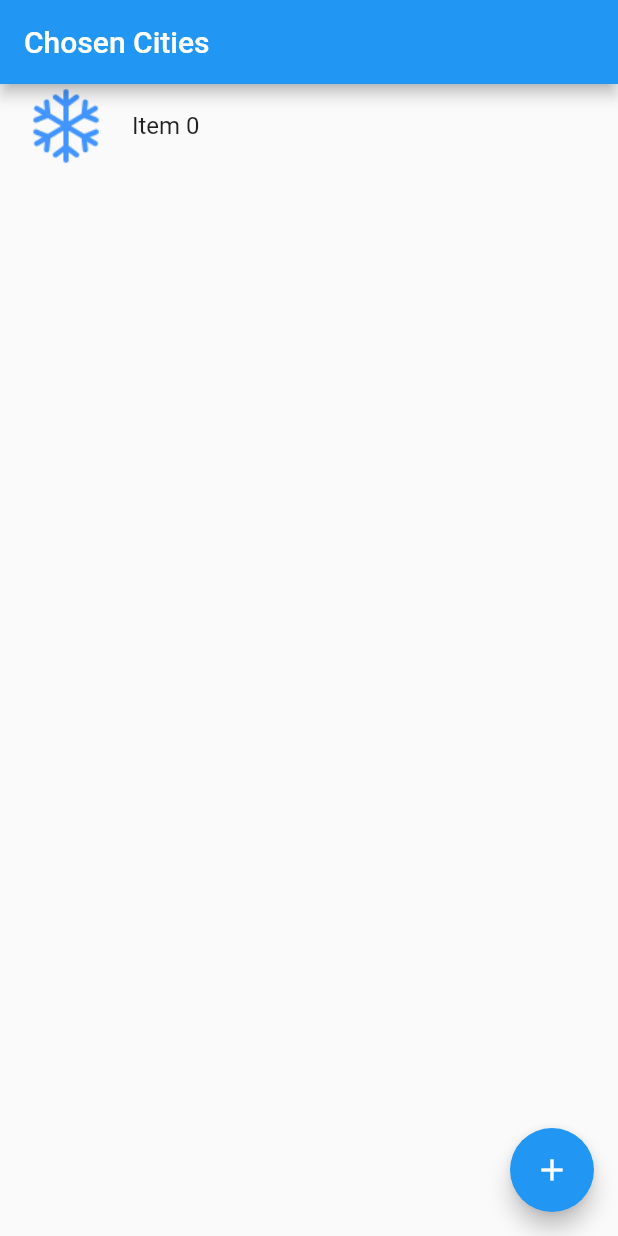
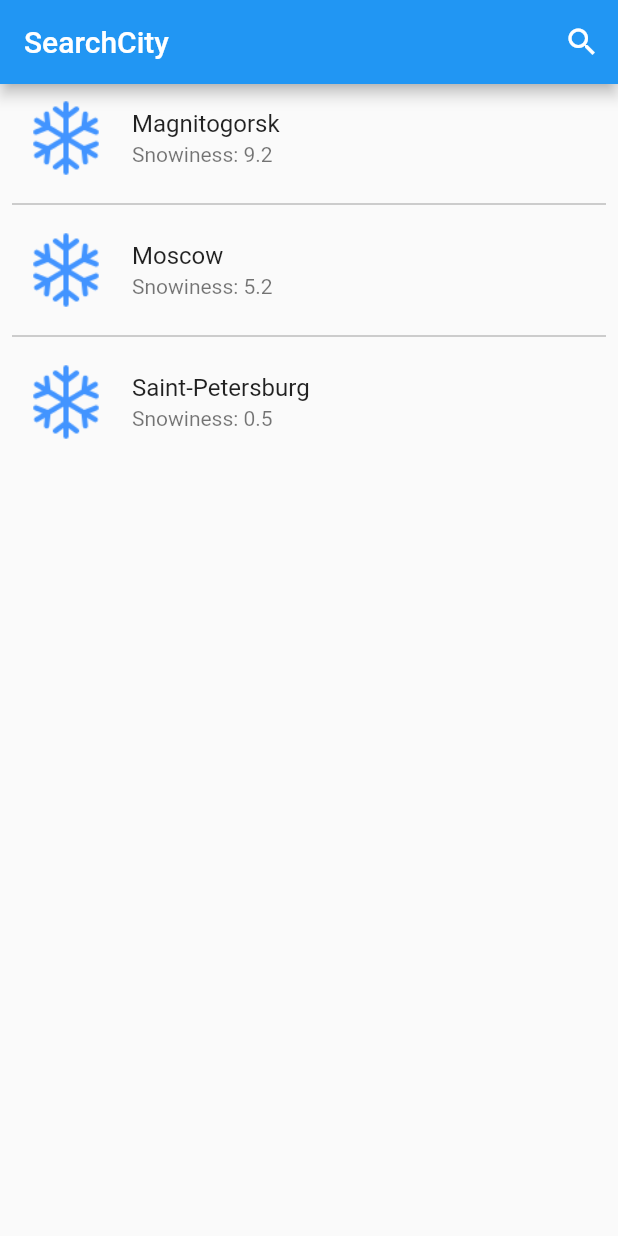
Before and after one commit to MaksimZotov/snow-indicator, a Flutter app: the screen it shows after launch, after a tap on the "add" icon, on a phone screen of 412 x 824 dp. Run offline on Flutter 3.47's test engine with Material 2 defaults, Android fonts, the phone set to English and light mode, and no system bars; our stand-ins replace image_picker.

Commit message:
adding cities

```diff
--- a/lib/domain/entities/city.dart
+++ b/lib/domain/entities/city.dart
@@ -1,4 +1,5 @@
 class City {
-  late final int snowiness;
-  City(this.snowiness);
+  final String name;
+  final double snowiness;
+  City(this.name, this.snowiness);
 }
--- a/lib/presenter/navigation/route_generator.dart
+++ b/lib/presenter/navigation/route_generator.dart
@@ -1,10 +1,13 @@
 import 'package:flutter/material.dart';
+import 'package:snow_indicator/domain/entities/city.dart';
 import 'package:snow_indicator/presenter/screens/chosen_cities_screen.dart';
 import 'package:snow_indicator/presenter/screens/city_info_screen.dart';
+import 'package:snow_indicator/presenter/screens/search_city_screen.dart';
 
 class Routes {
   static const String toChosenCities = 'toChosenCities';
   static const String toCityInfo = 'toCityInfo';
+  static const String toSearchCity = 'toSearchCity';
 }
 
 class RouteGenerator {
@@ -18,14 +21,18 @@ class RouteGenerator {
           builder: (ctx) => const ChosenCitiesWidget(),
         );
       case Routes.toCityInfo:
-        if (args is String) {
+        if (args is City) {
           return MaterialPageRoute(
             builder: (ctx) => CityInfoWidget(
-              title: args,
+              city: args,
             ),
           );
         }
         throw Exception("Incorrect type of args: ${args.runtimeType}");
+      case Routes.toSearchCity:
+        return MaterialPageRoute(
+          builder: (ctx) => const SearchCityWidget(),
+        );
     }
     throw Exception("Incorrect route: $route");
   }
--- a/lib/presenter/screens/chosen_cities_screen.dart
+++ b/lib/presenter/screens/chosen_cities_screen.dart
@@ -1,4 +1,5 @@
 import 'package:flutter/material.dart';
+import 'package:snow_indicator/domain/entities/city.dart';
 import 'package:snow_indicator/presenter/navigation/route_generator.dart';
 
 class ChosenCitiesWidget extends StatefulWidget {
@@ -10,20 +11,33 @@ class ChosenCitiesWidget extends StatefulWidget {
 
 class ChosenCitiesState extends State<ChosenCitiesWidget> {
   final GlobalKey<AnimatedListState> _listKey = GlobalKey<AnimatedListState>();
-  late final List<String> _items = [];
+  late final List<City> _cities = [];
 
-  void _addItem(String title) {
-    _listKey.currentState?.insertItem(_items.length);
+  Future _searchCity(BuildContext ctx) async {
+    final addedCity = await Navigator.of(ctx).pushNamed(
+      Routes.toSearchCity,
+    );
+    if (addedCity != null && addedCity is City?) {
+      _addCity(addedCity as City);
+    }
+  }
+
+  void _addCity(City city) {
+    _listKey.currentState?.insertItem(
+      _cities.length,
+    );
     setState(() {
-      _items.add(title);
+      _cities.add(city);
     });
   }
 
-  void _removeItem(int index) {
-    _listKey.currentState
-        ?.removeItem(index, (ctx, anim) => _slideItem(ctx, index, anim));
+  void _removeCity(int index) {
+    _listKey.currentState?.removeItem(
+      index,
+      (ctx, anim) => _getCityWidget(ctx, index, anim),
+    );
     setState(() {
-      _items.removeAt(index);
+      _cities.removeAt(index);
     });
   }
 
@@ -35,20 +49,20 @@ class ChosenCitiesState extends State<ChosenCitiesWidget> {
       ),
       body: AnimatedList(
         key: _listKey,
-        itemBuilder: (ctx, index, anim) => _slideItem(ctx, index, anim),
-        initialItemCount: _items.length,
+        itemBuilder: (ctx, index, anim) => _getCityWidget(ctx, index, anim),
+        initialItemCount: _cities.length,
       ),
       floatingActionButton: FloatingActionButton(
-        onPressed: () => _addItem("Item ${_items.length}"),
+        onPressed: () {
+          _searchCity(ctx);
+        },
         tooltip: 'Navigate to search_city_screen',
-        child: const Icon(
-          Icons.add,
-        ),
+        child: const Icon(Icons.add),
       ), // This trailing comma makes auto-formatting nicer for build methods.
     );
   }
 
-  Widget _slideItem(BuildContext ctx, int index, Animation anim) {
+  Widget _getCityWidget(BuildContext ctx, int index, Animation anim) {
     return SlideTransition(
       position: anim.drive(
         Tween(
@@ -57,15 +71,15 @@ class ChosenCitiesState extends State<ChosenCitiesWidget> {
         ),
       ),
       child: ListTile(
-        title: Text(_items[index]),
-        subtitle: index.isOdd ? const Text("subtitle") : null,
+        title: Text(_cities[index].name),
+        subtitle: Text("Snowiness: ${_cities[index].snowiness}"),
         leading: const Image(
           image: AssetImage('assets/images/snowflake.png'),
         ),
         onTap: () {
           Navigator.of(ctx).pushNamed(
             Routes.toCityInfo,
-            arguments: _items[index],
+            arguments: _cities[index],
           );
         },
       ),
--- a/lib/presenter/screens/search_city_screen.dart
+++ b/lib/presenter/screens/search_city_screen.dart
@@ -0,0 +1,93 @@
+import 'package:flutter/material.dart';
+import 'package:snow_indicator/domain/entities/city.dart';
+
+class SearchCityWidget extends StatefulWidget {
+  const SearchCityWidget({Key? key}) : super(key: key);
+
+  @override
+  State<StatefulWidget> createState() => SearchCityState();
+}
+
+List<City> _cities = [
+  City("Magnitogorsk", 9.2),
+  City("Moscow", 5.2),
+  City("Saint-Petersburg", 0.5),
+];
+List<City> _filteredCities = [
+  City("Magnitogorsk", 9.2),
+  City("Moscow", 5.2),
+  City("Saint-Petersburg", 0.5),
+];
+
+class SearchCityState extends State<SearchCityWidget> {
+  Icon customIcon = const Icon(Icons.search);
+  Widget customSearchBar = const Text('SearchCity');
+
+  @override
+  Widget build(BuildContext ctx) {
+    return Scaffold(
+        appBar: AppBar(
+          title: customSearchBar,
+          automaticallyImplyLeading: false,
+          actions: [
+            IconButton(
+              onPressed: () {
+                setState(() {
+                  if (customIcon.icon == Icons.search) {
+                    customIcon = const Icon(Icons.cancel);
+                    customSearchBar = ListTile(
+                      title: TextField(
+                        onChanged: (text) {
+                          setState(() {
+                            _filteredCities.clear();
+                            for (City city in _cities) {
+                              if (city.name.startsWith(text)) {
+                                _filteredCities.add(city);
+                              }
+                            }
+                          });
+                        },
+                        decoration: const InputDecoration(
+                          hintText: 'Some city...',
+                          hintStyle: TextStyle(
+                            color: Colors.white,
+                            fontSize: 18,
+                            fontStyle: FontStyle.italic,
+                          ),
+                          border: InputBorder.none,
+                        ),
+                        style: const TextStyle(
+                          color: Colors.white,
+                        ),
+                      ),
+                    );
+                  } else {
+                    customIcon = const Icon(Icons.search);
+                    customSearchBar = const Text('SearchCity');
+                  }
+                });
+              },
+              icon: customIcon,
+            )
+          ],
+        ),
+        body: ListView.separated(
+          itemCount: _filteredCities.length,
+          separatorBuilder: (BuildContext ctx, int index) => const Divider(
+            indent: 8,
+            endIndent: 8,
+            color: Colors.grey,
+          ),
+          itemBuilder: (BuildContext context, int index) => ListTile(
+            title: Text(_cities[index].name),
+            subtitle: Text("Snowiness: ${_cities[index].snowiness}"),
+            leading: const Image(
+              image: AssetImage('assets/images/snowflake.png'),
+            ),
+            onTap: () {
+              Navigator.of(ctx).pop(_cities[index]);
+            },
+          ),
+        ));
+  }
+}
```
Also changed, not shown: lib/presenter/screens/city_info_screen.dart (+20 -13 lines).
